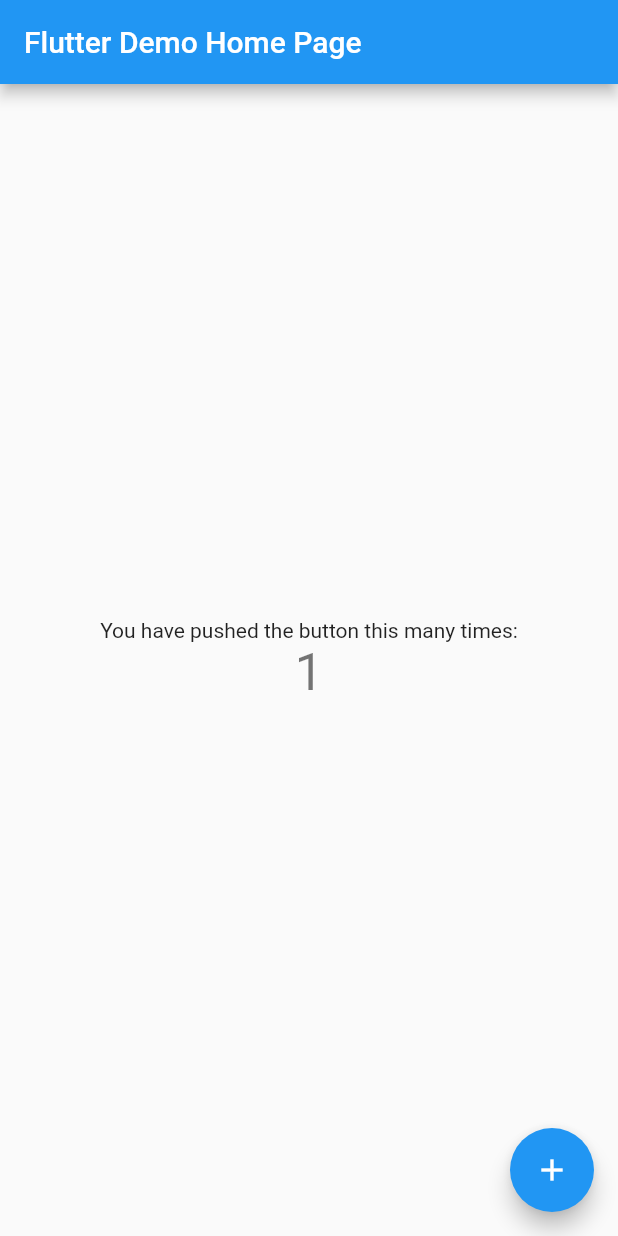
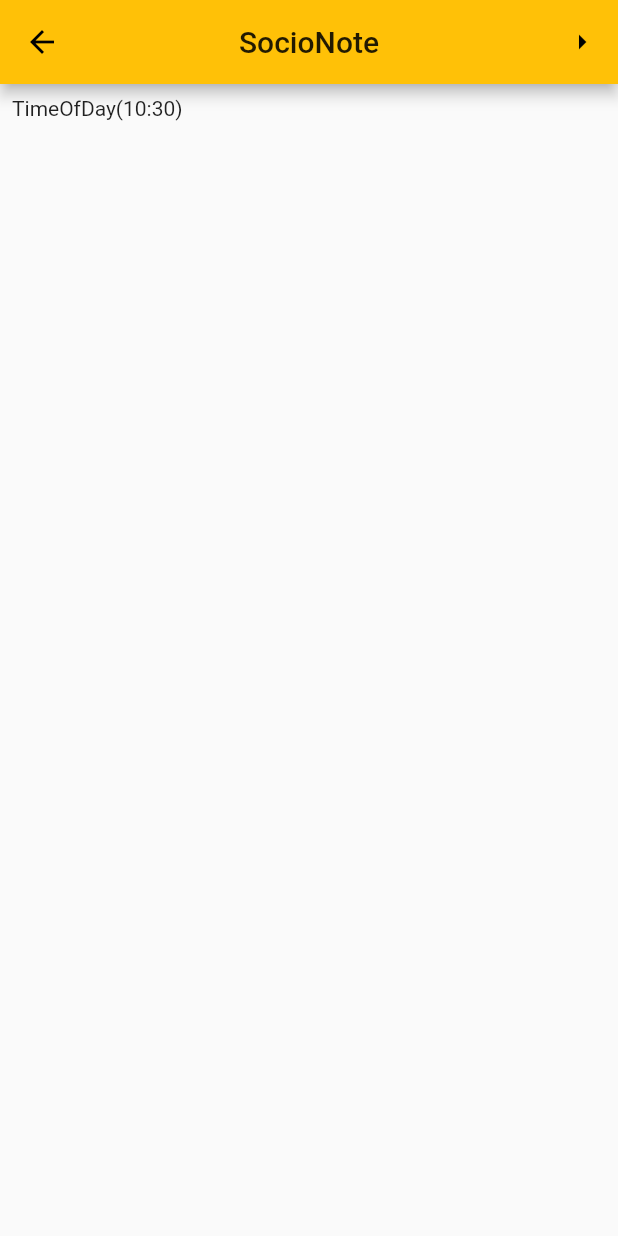
Before and after one commit to ms471841/socionote, a Flutter app: the screen it shows after launch, after a tap on the "add" icon, on a phone screen of 412 x 824 dp. Run offline on Flutter 3.47's test engine with Material 2 defaults, Android fonts, the light colour scheme and no system bars.

Commit message:
changes done

```diff
--- /dev/null
+++ b/lib/addNote.dart
@@ -0,0 +1,40 @@
+import 'package:flutter/material.dart';
+
+class AddNote extends StatefulWidget {
+  AddNote({Key key}) : super(key: key);
+
+  @override
+  _AddNoteState createState() => _AddNoteState();
+}
+
+class _AddNoteState extends State<AddNote> {
+
+
+
+
+  @override
+  Widget build(BuildContext context) {
+    return Scaffold(
+      appBar: AppBar(
+        centerTitle: true,
+        title: Text(
+          "SocioNote",
+        ),
+        actions: [
+          IconButton(
+            icon: Icon(Icons.arrow_right),
+            onPressed: () {},
+          ),
+        ],
+      ),
+      body: Padding(
+        padding: const EdgeInsets.all(8.0),
+        child: Column(
+          children: [
+            Text(TimeOfDay.now().toString()),
+          ],
+        ),
+      ),
+    );
+  }
+}
--- /dev/null
+++ b/lib/homepage.dart
@@ -0,0 +1,39 @@
+import 'package:flutter/material.dart';
+import 'package:socionote/addNote.dart';
+
+class SocioNoteHome extends StatefulWidget {
+  SocioNoteHome({Key key}) : super(key: key);
+
+  @override
+  _SocioNoteHomeState createState() => _SocioNoteHomeState();
+}
+
+class _SocioNoteHomeState extends State<SocioNoteHome> {
+  @override
+  Widget build(BuildContext context) {
+    return Scaffold(
+      appBar: AppBar(
+        title: Text("SocioNote"),
+        centerTitle: true,
+      ),
+      floatingActionButton: FloatingActionButton(
+        tooltip: "Add New Note",
+        child: Icon(Icons.add),
+        onPressed: () {
+          Navigator.push(
+              context, MaterialPageRoute(builder: (context) => AddNote()));
+        },
+      ),
+      floatingActionButtonLocation:
+          FloatingActionButtonLocation.miniCenterFloat,
+      floatingActionButtonAnimator: FloatingActionButtonAnimator.scaling,
+      body: Padding(
+        padding: const EdgeInsets.all(8.0),
+        child: Column(
+          mainAxisAlignment: MainAxisAlignment.start,
+          children: [],
+        ),
+      ),
+    );
+  }
+}
--- a/lib/main.dart
+++ b/lib/main.dart
@@ -1,113 +1,25 @@
 import 'package:flutter/material.dart';
+import 'package:socionote/homepage.dart';
 
 void main() {
-  runApp(MyApp());
+  runApp(SocioNote());
 }
 
-class MyApp extends StatelessWidget {
-  // This widget is the root of your application.
+class SocioNote extends StatefulWidget {
+  SocioNote({Key key}) : super(key: key);
+
+  @override
+  _SocioNoteState createState() => _SocioNoteState();
+}
+
+class _SocioNoteState extends State<SocioNote> {
   @override
   Widget build(BuildContext context) {
     return MaterialApp(
-      title: 'Flutter Demo',
-      theme: ThemeData(
-        // This is the theme of your application.
-        //
-        // Try running your application with "flutter run". You'll see the
-        // application has a blue toolbar. Then, without quitting the app, try
-        // changing the primarySwatch below to Colors.green and then invoke
-        // "hot reload" (press "r" in the console where you ran "flutter run",
-        // or simply save your changes to "hot reload" in a Flutter IDE).
-        // Notice that the counter didn't reset back to zero; the application
-        // is not restarted.
-        primarySwatch: Colors.blue,
-      ),
-      home: MyHomePage(title: 'Flutter Demo Home Page'),
+      title: 'SocioNote',
+      debugShowCheckedModeBanner: false,
+      theme: ThemeData(primarySwatch: Colors.amber),
+      home: SocioNoteHome(),
     );
   }
 }
-
-class MyHomePage extends StatefulWidget {
-  MyHomePage({Key key, this.title}) : super(key: key);
-
-  // This widget is the home page of your application. It is stateful, meaning
-  // that it has a State object (defined below) that contains fields that affect
-  // how it looks.
-
-  // This class is the configuration for the state. It holds the values (in this
-  // case the title) provided by the parent (in this case the App widget) and
-  // used by the build method of the State. Fields in a Widget subclass are
-  // always marked "final".
-
-  final String title;
-
-  @override
-  _MyHomePageState createState() => _MyHomePageState();
-}
-
-class _MyHomePageState extends State<MyHomePage> {
-  int _counter = 0;
-
-  void _incrementCounter() {
-    setState(() {
-      // This call to setState tells the Flutter framework that something has
-      // changed in this State, which causes it to rerun the build method below
-      // so that the display can reflect the updated values. If we changed
-      // _counter without calling setState(), then the build method would not be
-      // called again, and so nothing would appear to happen.
-      _counter++;
-    });
-  }
-
-  @override
-  Widget build(BuildContext context) {
-    // This method is rerun every time setState is called, for instance as done
-    // by the _incrementCounter method above.
-    //
-    // The Flutter framework has been optimized to make rerunning build methods
-    // fast, so that you can just rebuild anything that needs updating rather
-    // than having to individually change instances of widgets.
-    return Scaffold(
-      appBar: AppBar(
-        // Here we take the value from the MyHomePage object that was created by
-        // the App.build method, and use it to set our appbar title.
-        title: Text(widget.title),
-      ),
-      body: Center(
-        // Center is a layout widget. It takes a single child and positions it
-        // in the middle of the parent.
-        child: Column(
-          // Column is also a layout widget. It takes a list of children and
-          // arranges them vertically. By default, it sizes itself to fit its
-          // children horizontally, and tries to be as tall as its parent.
-          //
-          // Invoke "debug painting" (press "p" in the console, choose the
-          // "Toggle Debug Paint" action from the Flutter Inspector in Android
-          // Studio, or the "Toggle Debug Paint" command in Visual Studio Code)
-          // to see the wireframe for each widget.
-          //
-          // Column has various properties to control how it sizes itself and
-          // how it positions its children. Here we use mainAxisAlignment to
-          // center the children vertically; the main axis here is the vertical
-          // axis because Columns are vertical (the cross axis would be
-          // horizontal).
-          mainAxisAlignment: MainAxisAlignment.center,
-          children: <Widget>[
-            Text(
-              'You have pushed the button this many times:',
-            ),
-            Text(
-              '$_counter',
-              style: Theme.of(context).textTheme.headline4,
-            ),
-          ],
-        ),
-      ),
-      floatingActionButton: FloatingActionButton(
-        onPressed: _incrementCounter,
-        tooltip: 'Increment',
-        child: Icon(Icons.add),
-      ), // This trailing comma makes auto-formatting nicer for build methods.
-    );
-  }
-}
```
Also changed, not shown: 1 other file.
